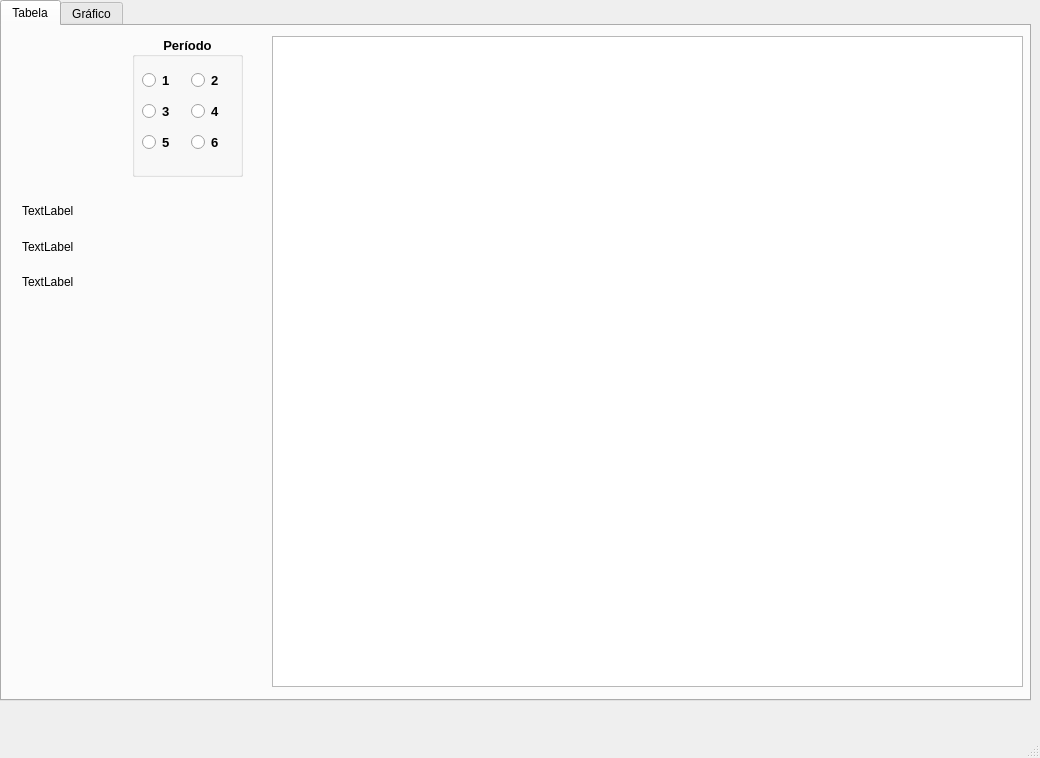
This is pg_principal.ui in Luisf66/Calc-Dese as Qt 5 draws it before an edit. The edited form follows.
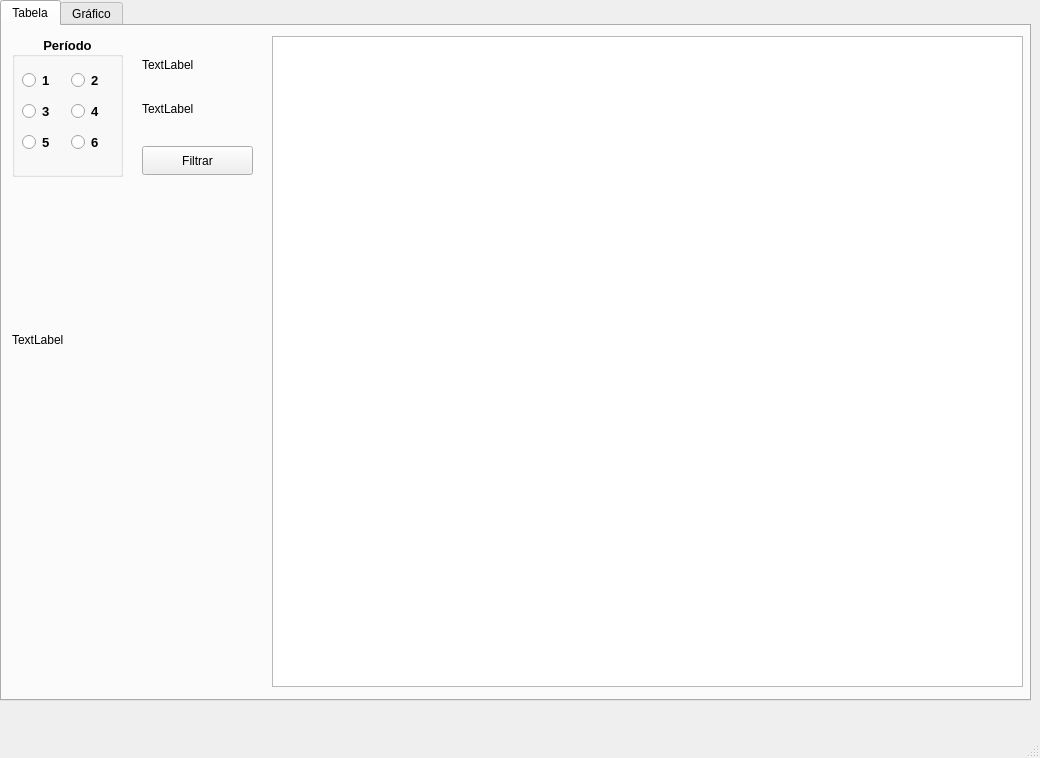
This is the edited form.

Commit message: Filtragem das notas por periodo

```diff
--- a/pg_principal.ui
+++ b/pg_principal.ui
@@ -43,7 +43,7 @@
      <widget class="QGroupBox" name="groupBox">
       <property name="geometry">
        <rect>
-        <x>130</x>
+        <x>10</x>
         <y>10</y>
         <width>111</width>
         <height>141</height>
@@ -71,7 +71,7 @@
       <property name="checkable">
        <bool>false</bool>
       </property>
-      <widget class="QWidget" name="">
+      <widget class="QWidget" name="layoutWidget">
        <property name="geometry">
         <rect>
          <x>10</x>
@@ -138,23 +138,16 @@
        </layout>
       </widget>
      </widget>
-     <widget class="QWidget" name="">
+     <widget class="QWidget" name="layoutWidget">
       <property name="geometry">
        <rect>
-        <x>20</x>
-        <y>170</y>
-        <width>221</width>
-        <height>101</height>
+        <x>140</x>
+        <y>20</y>
+        <width>121</width>
+        <height>81</height>
        </rect>
       </property>
       <layout class="QVBoxLayout" name="verticalLayout_2">
-       <item>
-        <widget class="QLabel" name="conexao_status">
-         <property name="text">
-          <string>TextLabel</string>
-         </property>
-        </widget>
-       </item>
        <item>
         <widget class="QLabel" name="data">
          <property name="text">
@@ -171,6 +164,32 @@
        </item>
       </layout>
      </widget>
+     <widget class="QPushButton" name="btn_filtrar">
+      <property name="geometry">
+       <rect>
+        <x>140</x>
+        <y>120</y>
+        <width>111</width>
+        <height>29</height>
+       </rect>
+      </property>
+      <property name="text">
+       <string>Filtrar</string>
+      </property>
+     </widget>
+     <widget class="QLabel" name="conexao_status">
+      <property name="geometry">
+       <rect>
+        <x>10</x>
+        <y>300</y>
+        <width>219</width>
+        <height>28</height>
+       </rect>
+      </property>
+      <property name="text">
+       <string>TextLabel</string>
+      </property>
+     </widget>
     </widget>
     <widget class="QWidget" name="tab_2">
      <attribute name="title">
```
The commit also changes 2 other files.
